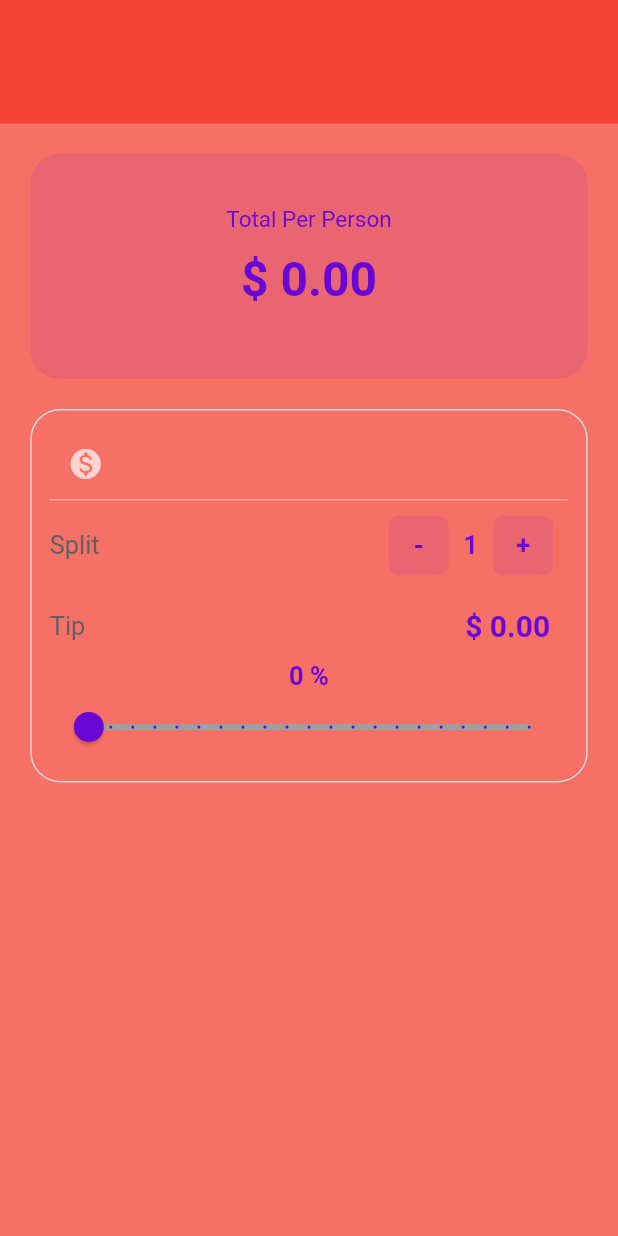
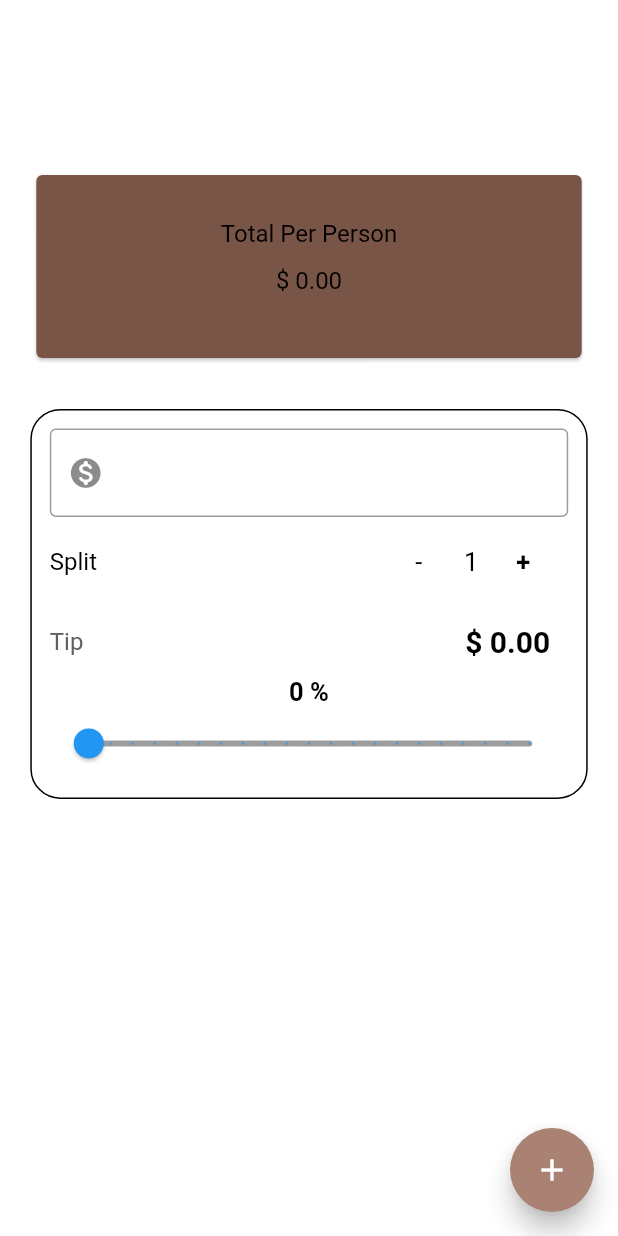
Before and after one commit to balkanemir/MD-flutter, a Flutter app: the BillSpliter screen opened directly, on a phone screen of 412 x 824 dp. Run offline on Flutter 3.47's test engine with Material 2 defaults, Android fonts, the phone set to English and light mode, and no system bars.

Commit message:
adding colors and theme features

```diff
--- a/lib/ui/home.dart
+++ b/lib/ui/home.dart
@@ -296,11 +296,15 @@ class _BillSpliterState extends State<BillSpliter> {
   @override
   Widget build(BuildContext context) {
     return Scaffold(
+      floatingActionButton: FloatingActionButton(
+        onPressed: () => {},
+        child: Icon(Icons.add)
+      ),
         body: Container(
             margin:
                 EdgeInsets.only(top: MediaQuery.of(context).size.height * 0.1),
             alignment: Alignment.center,
-            color: Colors.white24,
+            //color: Colors.white24,
             child: ListView(
               scrollDirection: Axis.vertical,
               padding: EdgeInsets.all(20.2),
@@ -309,33 +313,41 @@ class _BillSpliterState extends State<BillSpliter> {
                     width: 150,
                     height: 150,
                     decoration: BoxDecoration(
-                      color: _purple.withOpacity(0.1),
+              //        color: _purple.withOpacity(0.1),
                       borderRadius: BorderRadius.circular(20),
                     ),
                     child: Center(
+                      child: Container(
+                        height: 130.0,
+                        width: 430.0,
+                        child: Card(
+
                             child: Column(
                               mainAxisAlignment: MainAxisAlignment.center,
                               children: [Text("Total Per Person", style: TextStyle(
-                          color: _purple,
-                          fontSize: 15,
-                          fontWeight: FontWeight.normal
+                                          //          color: _purple,
+                                            //        fontSize: 15,
+                                              //      fontWeight: FontWeight.normal
                               )), Padding(
                                 padding: const EdgeInsets.all(12.0),
                                 child: Text("\$ ${calculateTotalPerPerson(_billAmount, _personCounter, _tipPercentage)}", style: TextStyle(
-                            fontWeight: FontWeight.bold,
-                            fontSize: 32,
-                            color: _purple
+                                       //               fontWeight: FontWeight.bold,
+                                         //             fontSize: 32,
+                                           //           color: _purple
                                 )),
                               )],
+                            ),
+
+                        ),
                       ),
                     )),
                 Container(
                     margin: EdgeInsets.only(top: 20.0),
                     padding: EdgeInsets.all(12.0),
                     decoration: BoxDecoration(
-                        color: Colors.transparent,
+                 //       color: Colors.transparent,
                         border: Border.all(
-                            color: Colors.blueGrey.shade100,
+                   //         color: Colors.blueGrey.shade100,
                             style: BorderStyle.solid),
                         borderRadius: BorderRadius.circular(20.0)),
                     child: Column(
@@ -343,7 +355,7 @@ class _BillSpliterState extends State<BillSpliter> {
                         TextField(
                           keyboardType:
                               TextInputType.numberWithOptions(decimal: true),
-                          style: TextStyle(color: _purple),
+               //           style: TextStyle(color: _purple),
                           decoration: InputDecoration(
                               prefixText: "Bill Amount:",
                               prefixIcon: Icon(Icons.monetization_on_rounded)),
@@ -360,7 +372,7 @@ class _BillSpliterState extends State<BillSpliter> {
                           children: [
                             Text("Split",
                                 style: TextStyle(
-                                  color: Colors.grey.shade700,
+                 //                 color: Colors.grey.shade700,
                                 )),
                             Row(
                               children: [
@@ -379,18 +391,19 @@ class _BillSpliterState extends State<BillSpliter> {
                                         decoration: BoxDecoration(
                                             borderRadius:
                                                 BorderRadius.circular(7.0),
-                                            color: _purple.withOpacity(0.1)),
+                                            //color: _purple.withOpacity(0.1)
+                                            ),
                                         child: Center(
                                           child: Text("-",
                                               style: TextStyle(
-                                                  color: _purple,
-                                                  fontWeight: FontWeight.bold,
+                   //                               color: _purple,
+                     //                             fontWeight: FontWeight.bold,
                                                   fontSize: 17.0)),
                                         ))),
                                 Text("$_personCounter",
                                     style: TextStyle(
-                                        color: _purple,
-                                        fontWeight: FontWeight.bold,
+                       //                 color: _purple,
+                         //               fontWeight: FontWeight.bold,
                                         fontSize: 17.0)),
                                 InkWell(
                                     onTap: () {
@@ -403,13 +416,13 @@ class _BillSpliterState extends State<BillSpliter> {
                                         height: 40.0,
                                         margin: EdgeInsets.all(10.0),
                                         decoration: BoxDecoration(
-                                            color: _purple.withOpacity(0.1),
+                           //                 color: _purple.withOpacity(0.1),
                                             borderRadius:
                                                 BorderRadius.circular(7.0)),
                                         child: Center(
                                           child: Text("+",
                                               style: TextStyle(
-                                                  color: _purple,
+                             //                     color: _purple,
                                                   fontWeight: FontWeight.bold,
                                                   fontSize: 17.0)),
                                         ))),
@@ -428,7 +441,7 @@ class _BillSpliterState extends State<BillSpliter> {
                               padding: const EdgeInsets.all(12.0),
                               child: Center(
                                 child: Text("\$ ${(calculateTotalTip(_billAmount, _personCounter, _tipPercentage)).toStringAsFixed(2)}", style: TextStyle(
-                                  color: _purple,
+                               //   color: _purple,
                                   fontWeight: FontWeight.bold,
                                   fontSize: 20,
                                 ),),
@@ -440,11 +453,11 @@ class _BillSpliterState extends State<BillSpliter> {
                           children: [
                             Text("$_tipPercentage %",
                                 style: TextStyle(
-                                    color: _purple,
+                         //           color: _purple,
                                     fontSize: 17.0,
                                     fontWeight: FontWeight.bold)),
                             Slider(
-                                activeColor: _purple,
+                     //           activeColor: _purple,
                                 inactiveColor: Colors.grey,
                                 divisions: 20,
                                 min: 0,
```
Also changed, not shown: lib/main.dart (+79 -35 lines), lib/ui/utils/colors.dart (added, +13 -0 lines), pubspec.yaml (+4 -4 lines), fonts/Lobster-Regular.ttf (added). Lines whose indentation alone changed are shown as unchanged.
